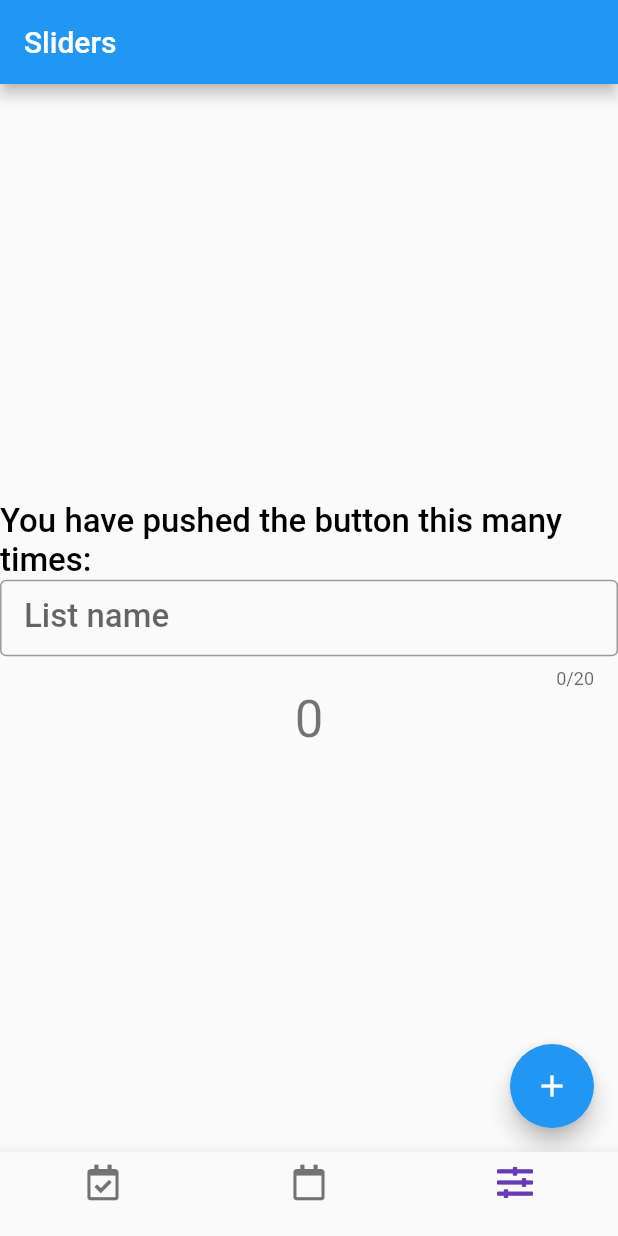
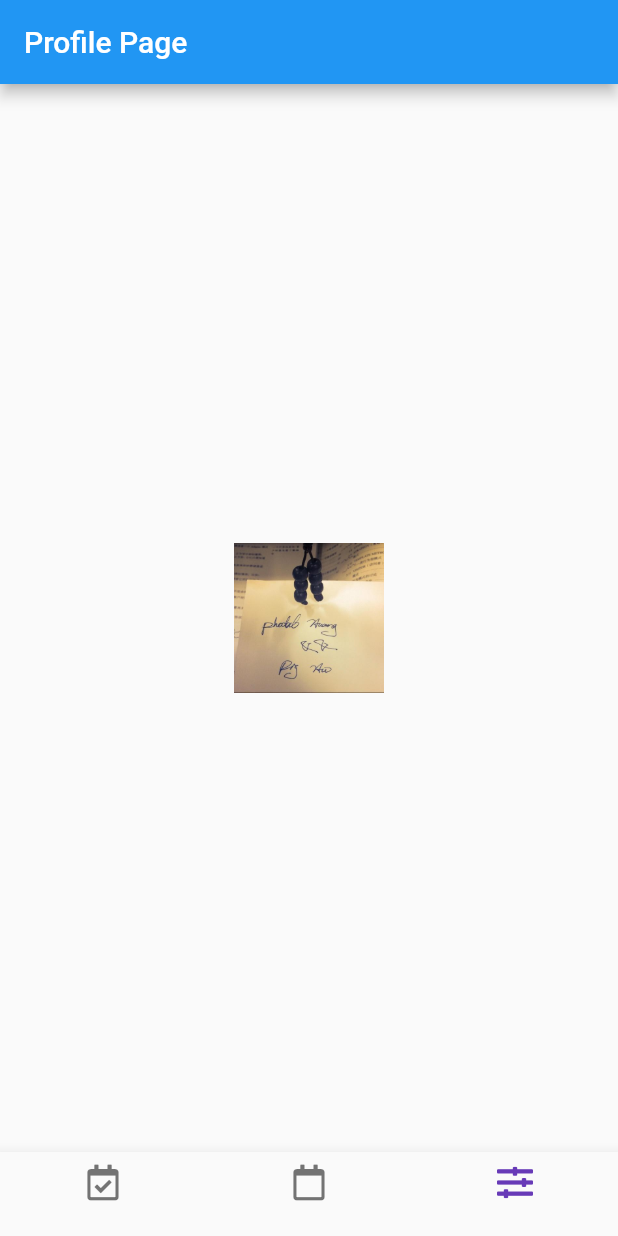
Before and after one commit to phodal-archive/flutter-boilerplate, a Flutter app: the screen it shows after launch, item 3 of the bottom bar chosen, on a phone screen of 412 x 824 dp. Run offline on Flutter 3.47's test engine with Material 2 defaults, Android fonts, the phone set to English and light mode, and no system bars; our stand-ins replace dio, font_awesome_flutter.

Commit message:
feat: add images for test

```diff
--- a/lib/main.dart
+++ b/lib/main.dart
@@ -5,6 +5,7 @@ import 'package:font_awesome_flutter/font_awesome_flutter.dart';
 import 'package:moPass/pages/http_example_page.dart';
 
 import 'package:moPass/pages/my_home_page.dart';
+import 'package:moPass/pages/profile_page.dart';
 
 void main() => runApp(MyApp());
 
@@ -31,9 +32,9 @@ class _HomePageState extends State<HomePage>
   int _currentIndex = 1;
 
   final List<Widget> _children = [
-    MyHomePage(title: 'Calendar Check', index: '1'),
+    MyHomePage(title: 'Home Page', index: '1'),
     HttpExamplePage(title: 'HTTP Example Page'),
-    MyHomePage(title: 'Sliders', index: '3')
+    ProfilePage(title: 'Profile Page')
   ];
 
   @override
--- /dev/null
+++ b/lib/pages/profile_page.dart
@@ -0,0 +1,31 @@
+import 'package:flutter/material.dart';
+
+class ProfilePage extends StatefulWidget {
+  ProfilePage({Key key, this.title}) : super(key: key);
+  final String title;
+
+  @override
+  _ProfilePageState createState() => _ProfilePageState();
+}
+
+class _ProfilePageState extends State<ProfilePage> {
+  TextEditingController listNameController = new TextEditingController();
+
+
+  @override
+  Widget build(BuildContext context) {
+    return Scaffold(
+      appBar: AppBar(
+        title: Text(widget.title),
+      ),
+      body: Center(
+        child: Column(
+          mainAxisAlignment: MainAxisAlignment.center,
+          children: <Widget>[
+            Image(image: AssetImage("assets/images/avatar.jpg"), width: 100.0)
+          ],
+        ),
+      ),
+    );
+  }
+}
--- a/pubspec.yaml
+++ b/pubspec.yaml
@@ -20,8 +20,6 @@ dependencies:
   flutter:
     sdk: flutter
 
-  # The following adds the Cupertino Icons font to your application.
-  # Use with the CupertinoIcons class for iOS style icons.
   cupertino_icons: ^0.1.2
   dio: 2.1.0
 
@@ -37,6 +35,8 @@ flutter:
   # included with your application, so that you can use the icons in
   # the material Icons class.
   uses-material-design: true
+  assets:
+    - assets/images/avatar.jpg
 
   # To add assets to your application, add an assets section, like this:
   # assets:
```
Also changed, not shown: assets/images/avatar.jpg (added).
